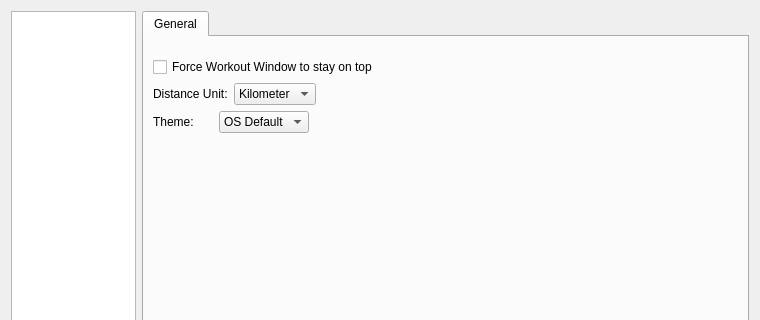
This is src/ui/dialogmainwindowconfig.ui in MaximumTrainer/MaximumTrainer_Redux as Qt 5 draws it before an edit; both pictures show x 0 to 760 and y 0 to 320 of the 760 by 460 pixel window. The edited form follows.
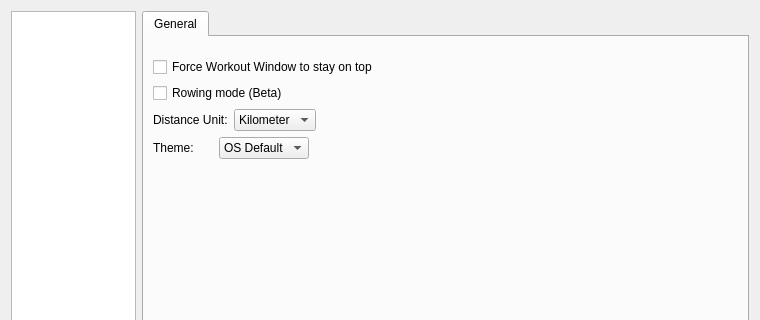
This is the edited form. Custom widgets are drawn as their Qt base class.

Commit message: feat: Rowing mode (Beta) - FTMS rower support (#122 Phase 1)

```diff
--- a/src/ui/dialogmainwindowconfig.ui
+++ b/src/ui/dialogmainwindowconfig.ui
@@ -113,6 +113,36 @@
              </item>
             </layout>
            </item>
+           <item>
+            <layout class="QHBoxLayout" name="horizontalLayout_rowing">
+             <property name="spacing">
+              <number>0</number>
+             </property>
+             <item>
+              <widget class="QCheckBox" name="checkBox_rowingMode">
+               <property name="text">
+                <string>Rowing mode (Beta)</string>
+               </property>
+               <property name="toolTip">
+                <string>Pair an FTMS rowing machine instead of a trainer; the workout dashboard shows Stroke Rate and Pace /500m, and activities record as rowing. The trainer and rower pairings are saved separately. Restart the app to apply.</string>
+               </property>
+              </widget>
+             </item>
+             <item>
+              <spacer name="horizontalSpacer_rowing">
+               <property name="orientation">
+                <enum>Qt::Horizontal</enum>
+               </property>
+               <property name="sizeHint" stdset="0">
+                <size>
+                 <width>1</width>
+                 <height>1</height>
+                </size>
+               </property>
+              </spacer>
+             </item>
+            </layout>
+           </item>
            <item>
             <layout class="QHBoxLayout" name="horizontalLayout_8">
              <item>
```
The commit also changes 25 other files.
